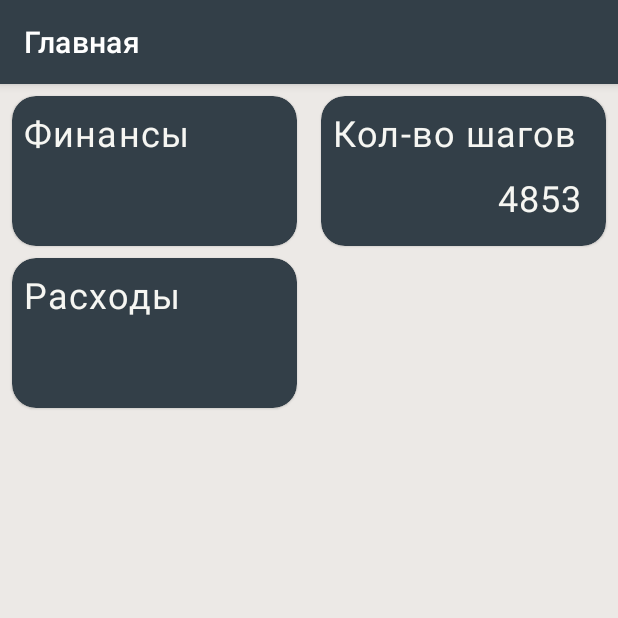
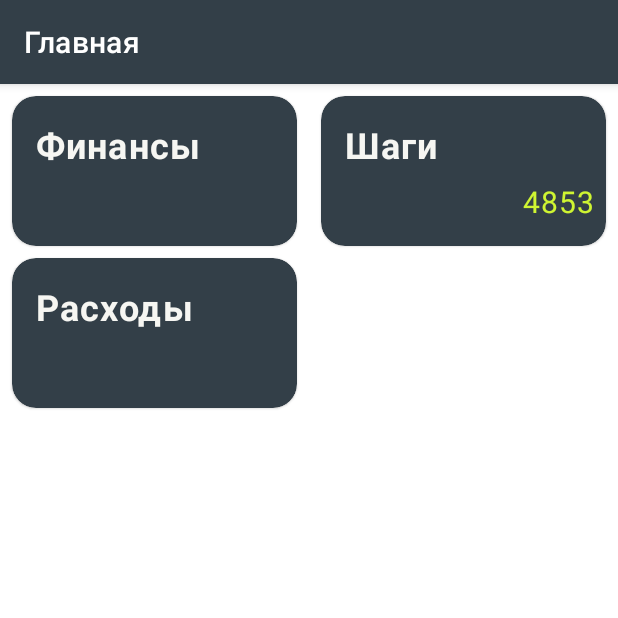
Before and after one commit to extode/FitnessAndFinance, an Android app: the screen it shows after launch (MainActivity), on a phone screen of 412 x 824 dp, the top half of it. Run offline under Robolectric (Android 15) with nearby library versions, the light colour scheme and no system bars; our stand-ins replace navigation-ui.

Commit message:
Theme changed

```diff
--- a/app/src/main/res/layout/finance_card_item_1.xml
+++ b/app/src/main/res/layout/finance_card_item_1.xml
@@ -10,7 +10,7 @@
     </data>
 
     <FrameLayout
-        android:layout_width="match_parent"
+        android:layout_width="wrap_content"
         android:layout_height="wrap_content"
         android:padding="8dp">
 
@@ -21,7 +21,8 @@
 
             <androidx.constraintlayout.widget.ConstraintLayout
                 android:layout_width="match_parent"
-                android:layout_height="match_parent">
+                android:layout_height="match_parent"
+                android:minWidth="150dp">
 
                 <TextView
                     android:id="@+id/finance_card_item_2_title"
@@ -39,6 +40,7 @@
 
                 <TextView
                     android:id="@+id/finance_card_item_1_counter"
+                    cash="@{categoryItem.cash}"
                     android:layout_width="wrap_content"
                     android:layout_height="wrap_content"
                     android:layout_marginEnd="16dp"
@@ -46,8 +48,7 @@
                     android:textAppearance="@style/TextAppearance.FitnessNFinance.CardView.Content"
                     app:layout_constraintBottom_toBottomOf="parent"
                     app:layout_constraintEnd_toEndOf="parent"
-                    cash="@{categoryItem.cash}"
-                    tools:text="82135712" />
+                    tools:text="125 Р" />
 
             </androidx.constraintlayout.widget.ConstraintLayout>
         </androidx.cardview.widget.CardView>
--- a/app/src/main/res/layout/fragment_main.xml
+++ b/app/src/main/res/layout/fragment_main.xml
@@ -29,7 +29,7 @@
             android:layout_width="match_parent"
             android:layout_height="match_parent"
             android:orientation="vertical"
-            android:padding="8dp">
+            android:padding="16dp">
 
             <TextView
                 android:id="@+id/textView2"
@@ -57,23 +57,25 @@
 
             <TextView
                 android:id="@+id/textView3"
-                android:layout_width="wrap_content"
+                android:layout_width="0dp"
                 android:layout_height="wrap_content"
-                android:layout_marginStart="8dp"
-                android:layout_marginTop="8dp"
-                android:text="Кол-во шагов"
+                android:layout_marginStart="16dp"
+                android:layout_marginTop="16dp"
+                android:layout_marginEnd="16dp"
+                android:text="Шаги"
                 android:textAppearance="@style/TextAppearance.FitnessNFinance.CardView.Heading"
+                app:layout_constraintEnd_toEndOf="parent"
                 app:layout_constraintStart_toStartOf="parent"
                 app:layout_constraintTop_toTopOf="parent" />
 
             <TextView
                 android:id="@+id/textView4"
-                android:layout_width="wrap_content"
+                android:layout_width="0dp"
                 android:layout_height="wrap_content"
-                android:layout_marginEnd="16dp"
+                android:layout_marginEnd="8dp"
                 android:layout_marginBottom="16dp"
                 android:text="4853"
-                android:textAppearance="@style/TextAppearance.FitnessNFinance.CardView.Heading"
+                android:textAppearance="@style/TextAppearance.FitnessNFinance.CardView.Content"
                 app:layout_constraintBottom_toBottomOf="parent"
                 app:layout_constraintEnd_toEndOf="parent" />
         </androidx.constraintlayout.widget.ConstraintLayout>
@@ -93,7 +95,7 @@
             android:layout_width="match_parent"
             android:layout_height="match_parent"
             android:orientation="vertical"
-            android:padding="8dp">
+            android:padding="16dp">
 
             <TextView
                 android:id="@+id/textView6"
--- a/app/src/main/res/values/themes.xml
+++ b/app/src/main/res/values/themes.xml
@@ -2,15 +2,18 @@
     <!-- Base application theme. -->
     <style name="Theme.Fitnessandfinance" parent="Theme.MaterialComponents.DayNight.DarkActionBar">
         <!-- Primary brand color. -->
-        <item name="android:windowBackground">#ece9e6</item>
+        <item name="android:windowBackground">#ffffff</item>
 
         <item name="colorPrimary">#333f48</item>
-        <item name="colorPrimaryVariant">#596670</item>
-        <item name="colorOnPrimary">#f6f6f2</item>
+        <item name="colorPrimaryVariant">#f6f6f2</item>
+        <item name="colorOnPrimary">#ece9e6</item>
         <!-- Secondary brand color. -->
         <item name="colorSecondary">#cff532</item>
         <item name="colorSecondaryVariant">#778E1B</item>
         <item name="colorOnSecondary">#333f48</item>
+
+        <item name="colorAccent">#ff00ff</item>
+
         <!-- Status bar color. -->
         <item name="android:statusBarColor" tools:targetApi="l">#222930</item>
         <!-- Customize your theme here. -->
@@ -25,11 +28,12 @@
 
     <style name="TextAppearance.FitnessNFinance.CardView.Heading" parent="TextAppearance.MaterialComponents.Body1">
         <item name="android:textSize">24sp</item>
-        <item name="android:textColor">?colorOnPrimary</item>
+        <item name="android:textColor">?colorPrimaryVariant</item>
+        <item name="android:textStyle">bold</item>
     </style>
 
     <style name="TextAppearance.FitnessNFinance.CardView.Content" parent="TextAppearance.MaterialComponents.Body1">
         <item name="android:textSize">20sp</item>
-        <item name="android:textColor">?colorOnPrimary</item>
+        <item name="android:textColor">?colorSecondary</item>
     </style>
 </resources>
```
